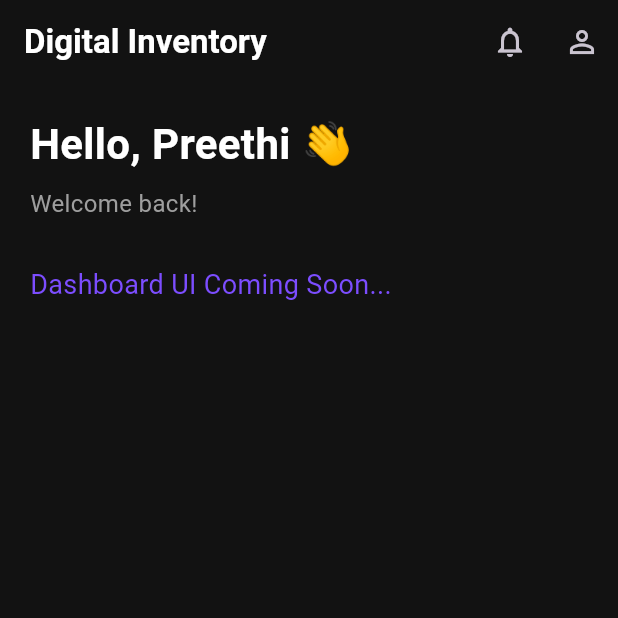
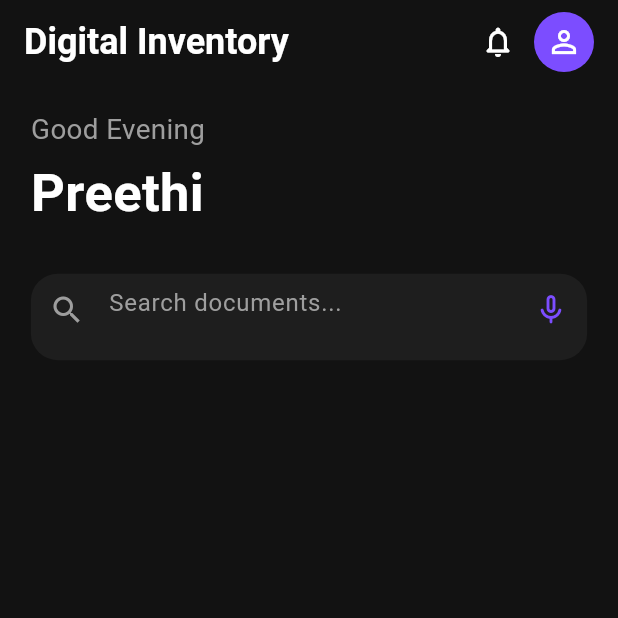
Before and after one commit to PreethiBose30/App-Dev, a Flutter app: the HomeScreen screen opened directly, on a phone screen of 412 x 824 dp, the top half of it. Run offline on Flutter 3.47's test engine with Material 3 defaults, Android fonts, the phone set to English and light mode, and no system bars; statements that could not run were skipped.

Commit message:
Update home_screen.dart

```diff
--- a/lib/screens/dashboard/home_screen.dart
+++ b/lib/screens/dashboard/home_screen.dart
@@ -6,66 +6,105 @@ class HomeScreen extends StatelessWidget {
 
   @override
   Widget build(BuildContext context) {
+    final size = MediaQuery.of(context).size;
+    final w = size.width;
+    final h = size.height;
+
     return Scaffold(
       backgroundColor: AppColors.background,
 
       appBar: AppBar(
         backgroundColor: AppColors.background,
         elevation: 0,
-        centerTitle: false,
+        automaticallyImplyLeading: false,
         title: const Text(
           "Digital Inventory",
           style: TextStyle(
+            fontSize: 24,
+            fontWeight: FontWeight.bold,
             color: AppColors.textPrimary,
-            fontWeight: FontWeight.bold,
           ),
         ),
         actions: [
           IconButton(
             onPressed: () {},
-            icon: const Icon(Icons.notifications_none),
+            icon: const Icon(
+              Icons.notifications_none_rounded,
+              color: AppColors.textPrimary,
+            ),
           ),
-          IconButton(
-            onPressed: () {},
-            icon: const Icon(Icons.person_outline),
+          Padding(
+            padding: const EdgeInsets.only(right: 16),
+            child: CircleAvatar(
+              backgroundColor: AppColors.primary,
+              child: const Icon(
+                Icons.person_outline,
+                color: Colors.white,
+              ),
+            ),
           ),
         ],
       ),
 
-      body: const SafeArea(
-        child: Padding(
-          padding: EdgeInsets.all(20),
+      body: SafeArea(
+        child: SingleChildScrollView(
+          padding: EdgeInsets.symmetric(
+            horizontal: w * 0.05,
+            vertical: h * 0.02,
+          ),
           child: Column(
             crossAxisAlignment: CrossAxisAlignment.start,
             children: [
+
               Text(
-                "Hello, Preethi 👋",
+                "Good Evening",
                 style: TextStyle(
-                  fontSize: 28,
-                  fontWeight: FontWeight.bold,
-                  color: AppColors.textPrimary,
+                  color: AppColors.textSecondary,
+                  fontSize: w * 0.045,
                 ),
               ),
 
-              SizedBox(height: 8),
+              SizedBox(height: h * 0.005),
 
               Text(
-                "Welcome back!",
+                "Preethi",
                 style: TextStyle(
-                  fontSize: 16,
-                  color: AppColors.textSecondary,
+                  color: AppColors.textPrimary,
+                  fontSize: w * 0.085,
+                  fontWeight: FontWeight.bold,
                 ),
               ),
 
-              SizedBox(height: 30),
+              SizedBox(height: h * 0.035),
 
-              Text(
-                "Dashboard UI Coming Soon...",
-                style: TextStyle(
-                  color: AppColors.primary,
-                  fontSize: 18,
+              Container(
+                height: h * 0.07,
+                decoration: BoxDecoration(
+                  color: AppColors.surface,
+                  borderRadius: BorderRadius.circular(18),
+                ),
+                child: const TextField(
+                  style: TextStyle(
+                    color: AppColors.textPrimary,
+                  ),
+                  decoration: InputDecoration(
+                    border: InputBorder.none,
+                    hintText: "Search documents...",
+                    hintStyle: TextStyle(
+                      color: AppColors.textSecondary,
+                    ),
+                    prefixIcon: Icon(
+                      Icons.search,
+                      color: AppColors.textSecondary,
+                    ),
+                    suffixIcon: Icon(
+                      Icons.mic_none_rounded,
+                      color: AppColors.primary,
+                    ),
+                  ),
                 ),
               ),
+
             ],
           ),
         ),
```
